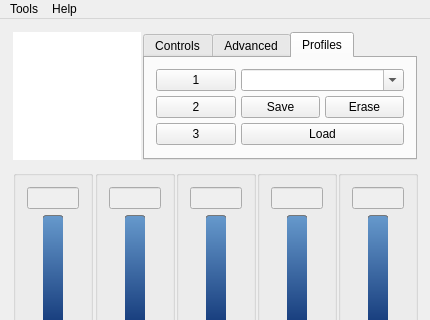
Qt form gui_mainwindow.ui (Shub77/phoebetria-code) before a commit; both pictures show x 0 to 430 and y 0 to 320 of the 430 by 510 pixel window.
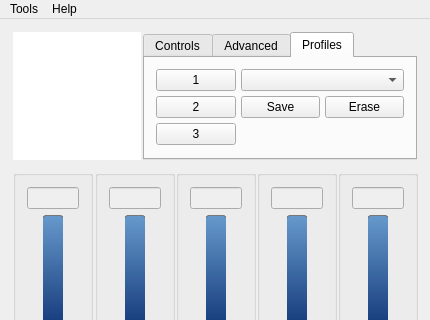
The same form after that commit. The open tabs and pages were chosen to show the change. Icons and pictures are not drawn.

Patch:
```diff
--- a/gui_mainwindow.ui
+++ b/gui_mainwindow.ui
@@ -801,42 +801,7 @@
                  </size>
                 </property>
                 <property name="editable">
-                 <bool>true</bool>
-                </property>
-               </widget>
-              </item>
-              <item row="2" column="1" colspan="2">
-               <widget class="QPushButton" name="ctrl_LoadPreset">
-                <property name="sizePolicy">
-                 <sizepolicy hsizetype="Minimum" vsizetype="Fixed">
-                  <horstretch>0</horstretch>
-                  <verstretch>0</verstretch>
-                 </sizepolicy>
-                </property>
-                <property name="minimumSize">
-                 <size>
-                  <width>0</width>
-                  <height>0</height>
-                 </size>
-                </property>
-                <property name="maximumSize">
-                 <size>
-                  <width>16777215</width>
-                  <height>16777215</height>
-                 </size>
-                </property>
-                <property name="toolTip">
-                 <string>Load Preset</string>
-                </property>
-                <property name="styleSheet">
-                 <string notr="true"/>
-                </property>
-                <property name="text">
-                 <string>Load</string>
-                </property>
-                <property name="icon">
-                 <iconset resource="gui_resources.qrc">
-                  <normaloff>:/Images/profile_play.png</normaloff>:/Images/profile_play.png</iconset>
+                 <bool>false</bool>
                 </property>
                </widget>
               </item>
```
Left out of the diff: 6 changed lines with no effect on the pictures.
